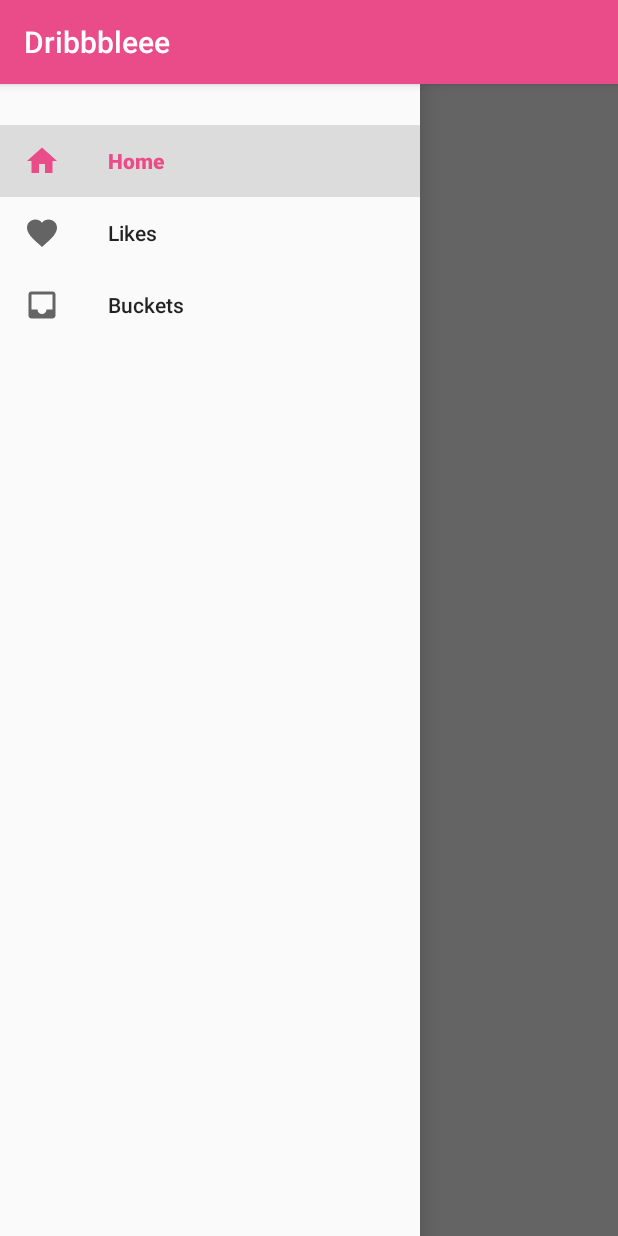
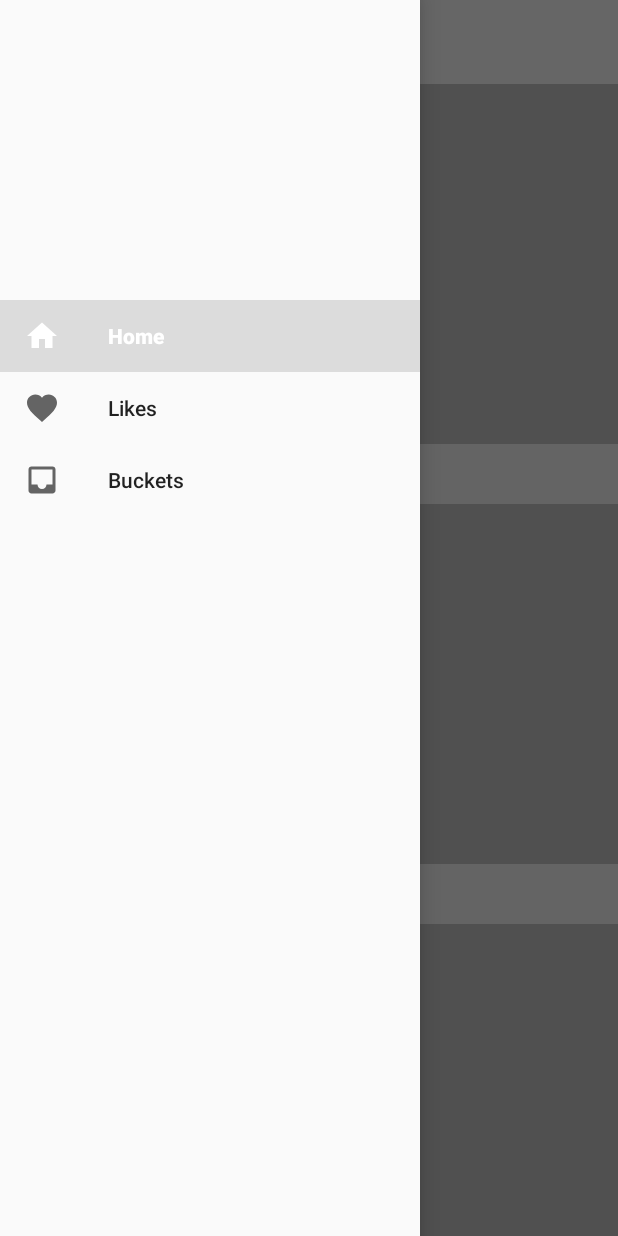
Before and after one commit to lxshao007/dribbbleee_android, an Android app: the screen it shows after launch (MainActivity), with the side drawer open, on a phone screen of 412 x 824 dp. Run offline under Robolectric (Android 15) with nearby library versions, the phone set to English and light mode, and no system bars; our stand-ins replace ButterKnife.

Commit message:
change app theme color, replaced actionbar with toolbar, implemeneted shot list UI

```diff
--- a/app/build.gradle
+++ b/app/build.gradle
@@ -31,6 +31,8 @@ dependencies {
     testCompile 'junit:junit:4.12'
     compile 'com.jakewharton:butterknife:8.8.1'
     apt 'com.jakewharton:butterknife-compiler:8.8.1'
+    compile 'com.android.support:recyclerview-v7:26.+'
+
 
 
 }
--- a/app/src/main/java/com/example/lingxiao/dribbbleee/MainActivity.java
+++ b/app/src/main/java/com/example/lingxiao/dribbbleee/MainActivity.java
@@ -5,6 +5,9 @@ import android.support.v4.widget.DrawerLayout;
 import android.support.v7.app.ActionBarDrawerToggle;
 import android.support.v7.app.AppCompatActivity;
 import android.os.Bundle;
+import android.support.v7.widget.Toolbar;
+
+import com.example.lingxiao.dribbbleee.View.ShotList.ShotListFragment;
 
 public class MainActivity extends AppCompatActivity {
 
@@ -15,6 +18,19 @@ public class MainActivity extends AppCompatActivity {
         super.onCreate(savedInstanceState);
         setContentView(R.layout.activity_main);
 
+        Toolbar toolbar = (Toolbar) findViewById(R.id.toolbar);
+        setSupportActionBar(toolbar);
+
+        getSupportActionBar().setDisplayShowTitleEnabled(false);
+
+        setupShotListFragment();
+
 
     }
+
+    private void setupShotListFragment() {
+        ShotListFragment shotListFragment = new ShotListFragment();
+        getSupportFragmentManager().beginTransaction()
+                .add(R.id.fragment_container, shotListFragment).commit();
+    }
 }
--- /dev/null
+++ b/app/src/main/java/com/example/lingxiao/dribbbleee/Model/Shot.java
@@ -0,0 +1,17 @@
+package com.example.lingxiao.dribbbleee.Model;
+
+/**
+ * Created by lingxiao on 9/16/17.
+ */
+
+public class Shot {
+
+    public String id;
+    public String html_url;
+    public int likes_count;
+    public int views_count;
+    public int buckets_count;
+
+
+
+}
--- /dev/null
+++ b/app/src/main/java/com/example/lingxiao/dribbbleee/View/ShotList/ShotListAdapter.java
@@ -0,0 +1,49 @@
+package com.example.lingxiao.dribbbleee.View.ShotList;
+
+import android.support.v7.widget.RecyclerView;
+import android.view.LayoutInflater;
+import android.view.View;
+import android.view.ViewGroup;
+import android.widget.BaseAdapter;
+
+import com.example.lingxiao.dribbbleee.Model.Shot;
+import com.example.lingxiao.dribbbleee.R;
+
+import java.util.List;
+
+/**
+ * Created by lingxiao on 9/16/17.
+ */
+
+public class ShotListAdapter extends RecyclerView.Adapter{
+    private List<Shot> data;
+
+    public ShotListAdapter(List<Shot> data){
+        this.data = data;
+    }
+
+
+    @Override
+    public RecyclerView.ViewHolder onCreateViewHolder(ViewGroup parent, int viewType) {
+        View view = LayoutInflater.from(parent.getContext()).inflate(R.layout.list_item_shot, parent, false);
+        return new ShotListViewHolder(view);
+
+    }
+
+    @Override
+    public void onBindViewHolder(RecyclerView.ViewHolder holder, int position) {
+        Shot shot = data.get(position);
+
+        ShotListViewHolder viewHolder = (ShotListViewHolder) holder;
+        viewHolder.view_count.setText(String.valueOf(shot.views_count));
+        viewHolder.like_count.setText(String.valueOf(shot.likes_count));
+        viewHolder.bucket_count.setText(String.valueOf(shot.buckets_count));
+        viewHolder.shot_image.setImageResource(R.drawable.shot_placeholder);
+
+    }
+
+    @Override
+    public int getItemCount() {
+        return data.size();
+    }
+}
--- a/app/src/main/java/com/example/lingxiao/dribbbleee/View/ShotList/ShotListFragment.java
+++ b/app/src/main/java/com/example/lingxiao/dribbbleee/View/ShotList/ShotListFragment.java
@@ -3,10 +3,22 @@ package com.example.lingxiao.dribbbleee.View.ShotList;
 import android.os.Bundle;
 import android.support.annotation.Nullable;
 import android.support.v4.app.Fragment;
+import android.support.v7.widget.LinearLayoutManager;
 import android.support.v7.widget.RecyclerView;
 import android.view.LayoutInflater;
 import android.view.View;
 import android.view.ViewGroup;
+import android.widget.LinearLayout;
+
+import com.example.lingxiao.dribbbleee.Model.Shot;
+import com.example.lingxiao.dribbbleee.R;
+
+import java.util.ArrayList;
+import java.util.List;
+import java.util.Random;
+
+import butterknife.BindView;
+import butterknife.ButterKnife;
 
 /**
  * Created by lingxiao on 9/15/17.
@@ -14,17 +26,36 @@ import android.view.ViewGroup;
 
 public class ShotListFragment extends Fragment {
 
-    private RecyclerView recyclerView;
+    @BindView(R.id.recycler_view) RecyclerView recyclerView;
 
     @Nullable
     @Override
     public View onCreateView(LayoutInflater inflater, @Nullable ViewGroup container, @Nullable Bundle savedInstanceState) {
-        return super.onCreateView(inflater, container, savedInstanceState);
+        View view = inflater.inflate(R.layout.fragment_recyclerview, container, false);
+        ButterKnife.bind(this, view);
+        return view;
     }
 
 
     @Override
     public void onViewCreated(View view, @Nullable Bundle savedInstanceState) {
-        super.onViewCreated(view, savedInstanceState);
+        recyclerView.setLayoutManager(new LinearLayoutManager(getContext()));
+
+        ShotListAdapter adapter = new ShotListAdapter(fakeData());
+        recyclerView.setAdapter(adapter);
+
+    }
+
+    private List<Shot> fakeData() {
+        List<Shot> shotList = new ArrayList<>();
+        Random random = new Random();
+        for (int i = 0; i < 20; ++i) {
+            Shot shot = new Shot();
+            shot.views_count = random.nextInt(10000);
+            shot.likes_count = random.nextInt(200);
+            shot.buckets_count = random.nextInt(50);
+            shotList.add(shot);
+        }
+        return shotList;
     }
 }
--- /dev/null
+++ b/app/src/main/java/com/example/lingxiao/dribbbleee/View/ShotList/ShotListViewHolder.java
@@ -0,0 +1,29 @@
+package com.example.lingxiao.dribbbleee.View.ShotList;
+
+import android.support.v7.widget.RecyclerView;
+import android.view.View;
+import android.widget.BaseAdapter;
+import android.widget.ImageView;
+import android.widget.TextView;
+
+import com.example.lingxiao.dribbbleee.R;
+
+import butterknife.BindView;
+import butterknife.ButterKnife;
+
+/**
+ * Created by lingxiao on 9/16/17.
+ */
+
+public class ShotListViewHolder extends RecyclerView.ViewHolder {
+
+    @BindView(R.id.shot_view_count) public TextView view_count;
+    @BindView(R.id.shot_like_count) public TextView like_count;
+    @BindView(R.id.shot_bucket_count) public TextView bucket_count;
+    @BindView(R.id.shot_image) public ImageView shot_image;
+
+    public ShotListViewHolder(View itemView) {
+        super(itemView);
+        ButterKnife.bind(this, itemView);
+    }
+}
--- a/app/src/main/res/layout/activity_main.xml
+++ b/app/src/main/res/layout/activity_main.xml
@@ -5,12 +5,23 @@
     xmlns:tools="http://schemas.android.com/tools"
     android:layout_width="match_parent"
     android:layout_height="match_parent"
-    tools:context="com.example.lingxiao.dribbbleee.MainActivity">
+    tools:context="com.example.lingxiao.dribbbleee.MainActivity"
+    style="@style/AlertDialog.AppCompat.Light">
 
-    <FrameLayout
-        android:id="@+id/fragment_container"
+
+    <LinearLayout
+        android:orientation="vertical"
         android:layout_width="match_parent"
-        android:layout_height="match_parent"/>
+        android:layout_height="match_parent">
+
+        <include layout="@layout/toolbar"/>
+
+        <FrameLayout
+            android:id="@+id/fragment_container"
+            android:layout_width="match_parent"
+            android:layout_height="match_parent"/>
+
+    </LinearLayout>
 
     <android.support.design.widget.NavigationView
         android:id="@+id/drawer"
--- a/app/src/main/res/layout/list_item_shot.xml
+++ b/app/src/main/res/layout/list_item_shot.xml
@@ -3,7 +3,7 @@
     xmlns:tools="http://schemas.android.com/tools"
     android:orientation="vertical"
     android:layout_width="match_parent"
-    android:layout_height="match_parent">
+    android:layout_height="wrap_content">
 
     <ImageView
         android:id="@+id/shot_image"
--- a/app/src/main/res/layout/nav_head.xml
+++ b/app/src/main/res/layout/nav_head.xml
@@ -3,13 +3,14 @@
     xmlns:tools="http://schemas.android.com/tools"
     android:orientation="vertical"
     android:layout_width="match_parent"
-    android:layout_height="match_parent">
+    android:layout_height="@dimen/nav_header_height"
+    android:padding="@dimen/spacing_large">
 
     <TextView
         android:id="@+id/nav_header_login_button"
         android:layout_width="wrap_content"
         android:layout_height="wrap_content"
         tools:text="@string/app_name"
-        style="@style/AppTheme.TextView.Clickable"/>
+        android:layout_gravity="bottom" />
 
 </LinearLayout>
--- /dev/null
+++ b/app/src/main/res/layout/toolbar.xml
@@ -0,0 +1,20 @@
+<?xml version="1.0" encoding="utf-8"?>
+<android.support.v7.widget.Toolbar xmlns:android="http://schemas.android.com/apk/res/android"
+    xmlns:app="http://schemas.android.com/apk/res-auto"
+    android:id="@+id/toolbar"
+    android:minHeight="?attr/actionBarSize"
+    android:layout_width="match_parent"
+    android:layout_height="wrap_content"
+    app:titleTextColor="@android:color/black"
+    android:background="?attr/colorPrimary">
+
+    <TextView
+        android:id="@+id/toolbar_title"
+        android:layout_width="wrap_content"
+        android:layout_height="wrap_content"
+        android:text="@string/app_name"
+        android:textColor="@android:color/black"
+        style="@style/TextAppearance.AppCompat.Widget.ActionBar.Title"
+        android:layout_gravity="center"/>
+
+</android.support.v7.widget.Toolbar>
--- a/app/src/main/res/values/colors.xml
+++ b/app/src/main/res/values/colors.xml
@@ -1,8 +1,9 @@
 <?xml version="1.0" encoding="utf-8"?>
 <resources>
-    <color name="colorPrimary">#EA4C89</color>
-    <color name="colorPrimaryDark">#C23D70</color>
-    <color name="colorAccent">#666</color>
+    <color name="colorPrimary">#ffffff</color>
+    <color name="colorPrimaryDark">#d7d7d7</color>
+    <color name="colorAccent">#1d1c1d</color>
 
     <color name="place_holder_bg">#33000000</color>
+    <color name="black">#000000</color>
 </resources>
--- a/app/src/main/res/values/dimens.xml
+++ b/app/src/main/res/values/dimens.xml
@@ -13,5 +13,7 @@
     <dimen name="list_shot_detail_bar_height">40dp</dimen>
     <dimen name="drawable_padding">4dp</dimen>
 
+    <dimen name="nav_header_height">192dp</dimen>
+
 
 </resources>
--- a/app/src/main/res/values/styles.xml
+++ b/app/src/main/res/values/styles.xml
@@ -1,25 +1,13 @@
 <resources>
 
     <!-- Base application theme. -->
-    <style name="AppTheme" parent="Theme.AppCompat.Light.DarkActionBar">
+    <style name="AppTheme" parent="Theme.AppCompat.Light.NoActionBar">
         <item name="colorPrimary">@color/colorPrimary</item>
         <item name="colorPrimaryDark">@color/colorPrimaryDark</item>
         <item name="colorAccent">@color/colorAccent</item>
 
-        <item name="alertDialogTheme">@style/AppTheme.Dialog.Alert</item>
     </style>
 
-    <style name="AppTheme.Dialog.Alert" parent="Theme.AppCompat.Light.Dialog.Alert">
-        <item name="android:textColorPrimary">@color/colorPrimary</item>
-        <item name="colorAccent">@color/colorAccent</item>
-    </style>
 
-    <style name="AppTheme.TextView" />
-    <style name="AppTheme.TextView.Clickable">
-        <item name="android:background">?attr/selectableItemBackground</item>
-        <item name="android:textAllCaps">true</item>
-        <item name="android:textColor">@color/colorPrimary</item>
-        <item name="android:textStyle">bold</item>
-    </style>
 
 </resources>
```
